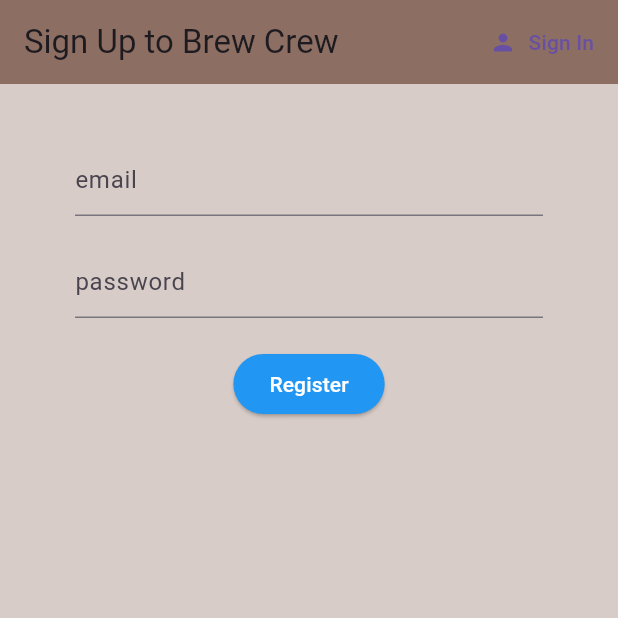
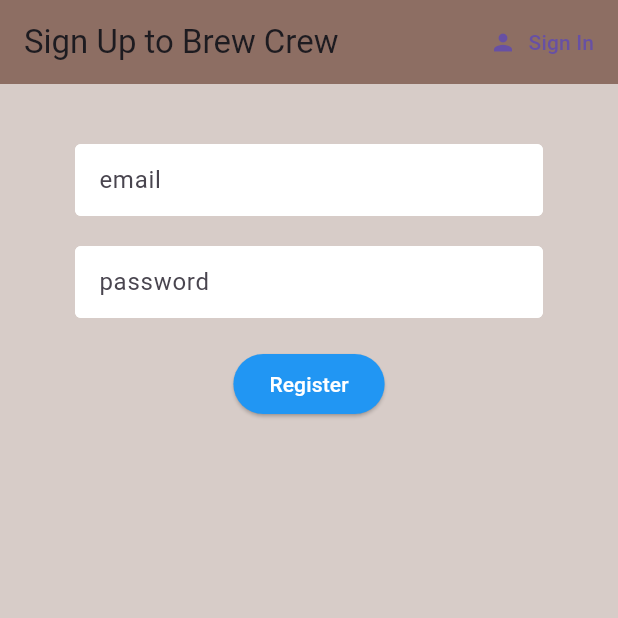
Before and after one commit to sarangspadalkar/brew_crew, a Flutter app: the screen it shows after launch, after a tap on "Sign In", after a tap on "Register", on a phone screen of 412 x 824 dp, the top half of it. Run offline on Flutter 3.47's test engine with Material 3 defaults, Android fonts, the phone set to English and light mode, and no system bars; our stand-ins replace email_validator, firebase_auth, firebase_core; accounts and stored records are empty.

Commit message:
add decoration constant

```diff
--- a/lib/screens/auth/register_user.dart
+++ b/lib/screens/auth/register_user.dart
@@ -1,5 +1,6 @@
 import 'package:brew_crew/models/user.dart';
 import 'package:brew_crew/services/auth.dart';
+import 'package:brew_crew/shared/constants.dart';
 import 'package:flutter/material.dart';
 import 'package:email_validator/email_validator.dart';
 
@@ -47,7 +48,7 @@ class _RegisterUserState extends State<RegisterUser> {
               /**Email */
               SizedBox(height: 20.0),
               TextFormField(
-                decoration: InputDecoration(hintText: 'email'),
+                decoration: textInputDecoration('email'),
                 validator:
                     (value) =>
                         value == null || !EmailValidator.validate(value)
@@ -62,7 +63,7 @@ class _RegisterUserState extends State<RegisterUser> {
               /**Password */
               SizedBox(height: 20.0),
               TextFormField(
-                decoration: InputDecoration(hintText: 'password'),
+                decoration: textInputDecoration('password'),
                 validator:
                     (value) =>
                         value == null || value.length < 6
--- a/lib/screens/auth/sign_in.dart
+++ b/lib/screens/auth/sign_in.dart
@@ -1,5 +1,6 @@
 import 'package:brew_crew/models/user.dart';
 import 'package:brew_crew/services/auth.dart';
+import 'package:brew_crew/shared/constants.dart';
 import 'package:email_validator/email_validator.dart';
 import 'package:firebase_auth/firebase_auth.dart' as firebase_auth;
 import 'package:flutter/material.dart';
@@ -47,7 +48,7 @@ class _SignInState extends State<SignIn> {
               /**Email */
               SizedBox(height: 20.0),
               TextFormField(
-                decoration: InputDecoration(hintText: 'email'),
+                decoration: textInputDecoration('email'),
                 validator:
                     (value) =>
                         value == null || !EmailValidator.validate(value)
@@ -62,7 +63,7 @@ class _SignInState extends State<SignIn> {
               /**Password */
               SizedBox(height: 20.0),
               TextFormField(
-                decoration: InputDecoration(hintText: 'password'),
+                decoration: textInputDecoration('password'),
                 validator:
                     (value) =>
                         value == null || value == "" ? "Password empty" : null,
--- /dev/null
+++ b/lib/shared/constants.dart
@@ -0,0 +1,14 @@
+import 'package:flutter/material.dart';
+
+InputDecoration textInputDecoration(String hint) => InputDecoration(
+  hintText: hint,
+  fillColor: Colors.white,
+  filled: true,
+  contentPadding: EdgeInsets.all(12.0),
+  enabledBorder: OutlineInputBorder(
+    borderSide: BorderSide(color: Colors.white, width: 2.0),
+  ),
+  focusedBorder: OutlineInputBorder(
+    borderSide: BorderSide(color: Colors.pink, width: 2.0),
+  ),
+);
```
